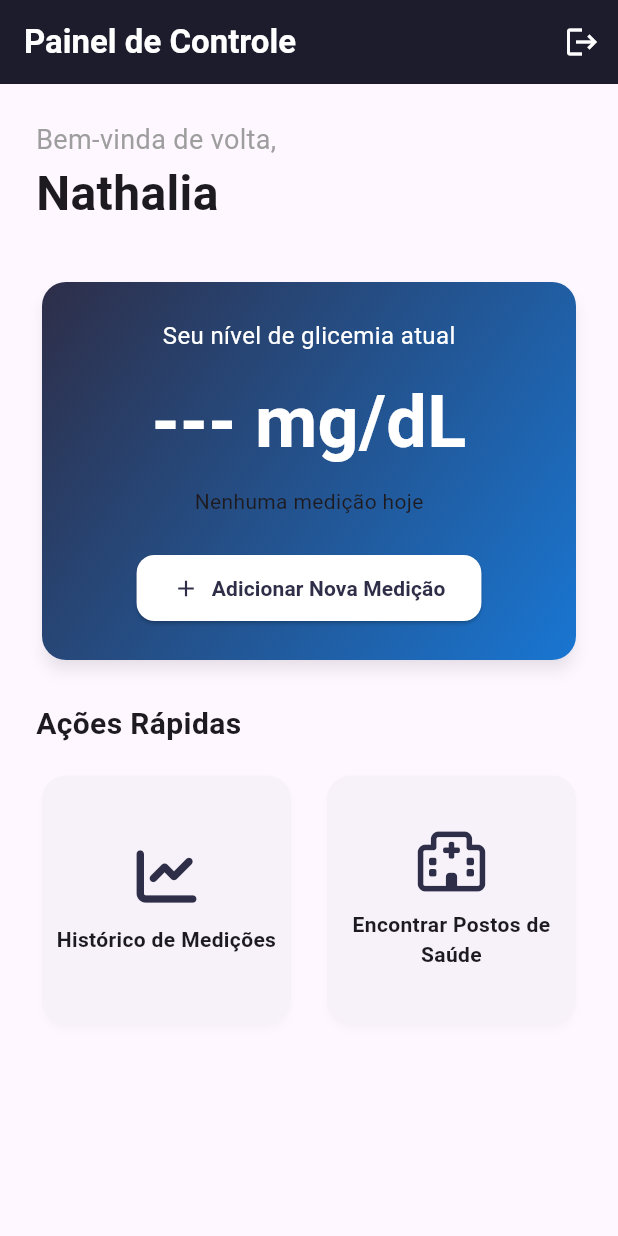
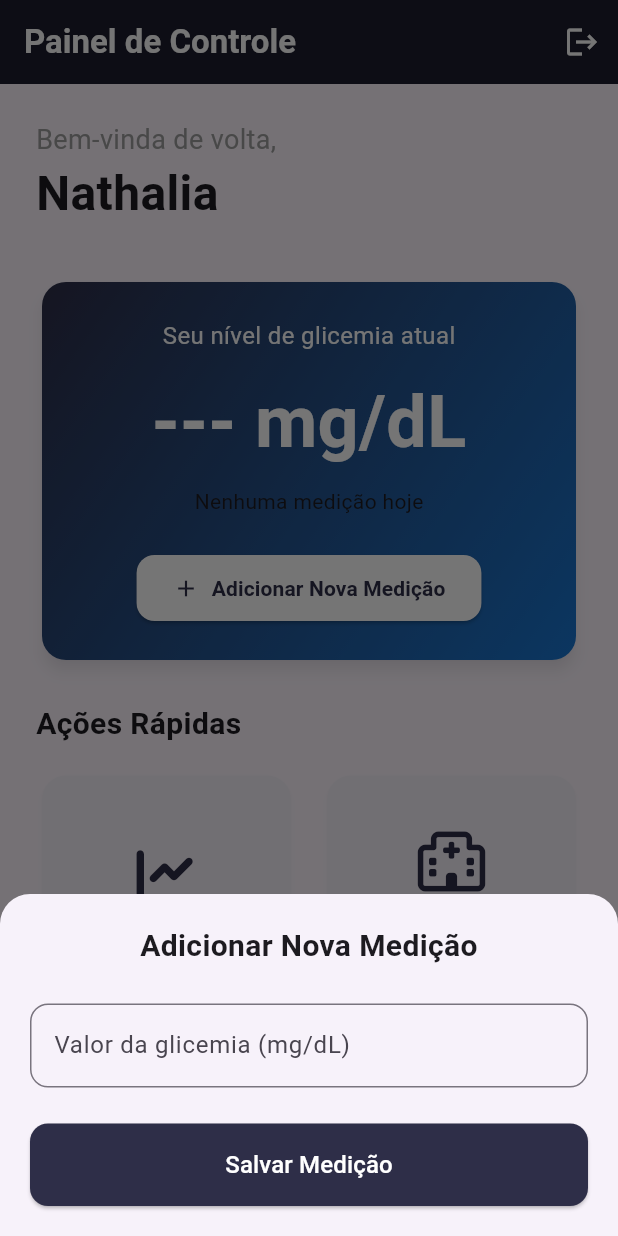
Before and after one commit to TRKL444/CardioRoad, a Flutter app: the HomeScreen screen opened directly, after a tap on "Adicionar Nova Medição", on a phone screen of 412 x 824 dp. Run offline on Flutter 3.47's test engine with Material 3 defaults, Android fonts, the phone set to English and light mode, and no system bars; our stand-ins replace font_awesome_flutter, google_maps_flutter, mask_text_input_formatter; missing offline and left inert: cpf_cnpj_validator; Roboto replaces fonts that are missing (Poppins).

Commit message:
Feat: Add das novas telas DE NOVO e add do mapa para buscar os postos de saude

```diff
--- a/lib/page/pageLogin.dart
+++ b/lib/page/pageLogin.dart
@@ -48,9 +48,9 @@ class _LoginScreenState extends State<LoginScreen> {
   }
 
   void _navigateToSignUp() {
-    Navigator.of(
-      context,
-    ).push(MaterialPageRoute(builder: (context) => const SignUpScreen()));
+    Navigator.of(context).push(
+      MaterialPageRoute(builder: (context) => const SignUpScreen()),
+    );
   }
 
   @override
--- a/lib/page/telaPrincipal.dart
+++ b/lib/page/telaPrincipal.dart
@@ -1,6 +1,12 @@
 import 'package:flutter/material.dart';
 import 'package:cardioroad/shared/themes/app_colors.dart';
 import 'package:cardioroad/page/pageLogin.dart';
+
+// CORREÇÃO: Ajustado o nome do arquivo para corresponder ao padrão.
+import 'package:cardioroad/page/historio_medicoes.dart';
+import 'package:cardioroad/page/signup_screen.dart';
+import 'package:cardioroad/page/map_screen.dart';
+
 import 'package:font_awesome_flutter/font_awesome_flutter.dart';
 
 class HomeScreen extends StatefulWidget {
@@ -11,13 +17,73 @@ class HomeScreen extends StatefulWidget {
 }
 
 class _HomeScreenState extends State<HomeScreen> {
-  // Placeholder para o nome do usuário, que viria do banco de dados no futuro.
+  // Usamos uma variável final para o nome, que no futuro virá do login/banco de dados.
   final String userName = "Nathalia";
+  String _currentGlucoseValue = "---";
+  String _lastMeasurementStatus = "Nenhuma medição hoje";
 
   void _logout() {
-    // Navega de volta para a tela de login, substituindo a tela home.
     Navigator.of(context).pushReplacement(
       MaterialPageRoute(builder: (context) => const LoginScreen()),
+    );
+  }
+
+  // Função para mostrar o modal de adicionar nova medição
+  void _showAddMeasurementSheet() {
+    final controller = TextEditingController();
+    showModalBottomSheet(
+      context: context,
+      isScrollControlled: true,
+      shape: const RoundedRectangleBorder(
+        borderRadius: BorderRadius.vertical(top: Radius.circular(20)),
+      ),
+      builder: (context) {
+        return Padding(
+          padding: EdgeInsets.fromLTRB(20, 20, 20, MediaQuery.of(context).viewInsets.bottom + 20),
+          child: Column(
+            mainAxisSize: MainAxisSize.min,
+            crossAxisAlignment: CrossAxisAlignment.stretch,
+            children: [
+              const Text(
+                'Adicionar Nova Medição',
+                textAlign: TextAlign.center,
+                style: TextStyle(fontSize: 20, fontWeight: FontWeight.bold),
+              ),
+              const SizedBox(height: 24),
+              TextField(
+                controller: controller,
+                keyboardType: TextInputType.number,
+                decoration: InputDecoration(
+                  labelText: 'Valor da glicemia (mg/dL)',
+                  border: OutlineInputBorder(
+                    borderRadius: BorderRadius.circular(12),
+                  ),
+                ),
+              ),
+              const SizedBox(height: 24),
+              ElevatedButton(
+                onPressed: () {
+                  if (controller.text.isNotEmpty) {
+                    setState(() {
+                      _currentGlucoseValue = controller.text;
+                      _lastMeasurementStatus = "Última medição: Agora";
+                    });
+                    Navigator.of(context).pop(); // Fecha o modal
+                  }
+                },
+                style: ElevatedButton.styleFrom(
+                  backgroundColor: AppColors.primary,
+                  padding: const EdgeInsets.symmetric(vertical: 16),
+                  shape: RoundedRectangleBorder(
+                    borderRadius: BorderRadius.circular(12),
+                  ),
+                ),
+                child: const Text('Salvar Medição', style: TextStyle(color: Colors.white, fontSize: 16)),
+              )
+            ],
+          ),
+        );
+      },
     );
   }
 
@@ -70,8 +136,7 @@ class _HomeScreenState extends State<HomeScreen> {
           style: TextStyle(color: AppColors.greyText, fontSize: 18),
         ),
         Text(
-          userName,
-          // REMOVIDO 'const' DAQUI
+          userName, // Usando a variável de estado
           style: TextStyle(
             color: AppColors.darkText,
             fontSize: 32,
@@ -104,25 +169,22 @@ class _HomeScreenState extends State<HomeScreen> {
               style: TextStyle(color: AppColors.white, fontSize: 16),
             ),
             const SizedBox(height: 12),
-            const Text(
-              '--- mg/dL',
-              style: TextStyle(
+            Text(
+              '$_currentGlucoseValue mg/dL',
+              style: const TextStyle(
                 color: AppColors.white,
                 fontSize: 48,
                 fontWeight: FontWeight.bold,
               ),
             ),
             const SizedBox(height: 8),
-            // REMOVIDO 'const' DO WIDGET TEXT
             Text(
-              'Nenhuma medição hoje',
+              _lastMeasurementStatus,
               style: TextStyle(color: AppColors.lightGreyBackground),
             ),
             const SizedBox(height: 24),
             ElevatedButton.icon(
-              onPressed: () {
-                // TODO: Implementar lógica para adicionar nova medição.
-              },
+              onPressed: _showAddMeasurementSheet, // Lógica para adicionar medição
               icon: const Icon(Icons.add, color: AppColors.primary),
               label: const Text(
                 'Adicionar Nova Medição',
@@ -149,7 +211,6 @@ class _HomeScreenState extends State<HomeScreen> {
   }
 
   Widget _buildQuickActionsTitle() {
-    // REMOVIDO 'const' DAQUI
     return Text(
       'Ações Rápidas',
       style: TextStyle(
@@ -172,14 +233,20 @@ class _HomeScreenState extends State<HomeScreen> {
           icon: FontAwesomeIcons.chartLine,
           label: 'Histórico de Medições',
           onTap: () {
-            // TODO: Navegar para a tela de histórico.
+            // REDIRECIONAMENTO PARA A TELA DE HISTÓRICO
+            Navigator.of(context).push(
+              MaterialPageRoute(builder: (context) => HistoryScreen()),
+            );
           },
         ),
         _buildActionButton(
           icon: FontAwesomeIcons.hospital,
           label: 'Encontrar Postos de Saúde',
           onTap: () {
-            // TODO: Navegar para a tela do mapa.
+            // REDIRECIONAMENTO PARA A TELA DO MAPA
+            Navigator.of(context).push(
+              MaterialPageRoute(builder: (context) => const MapScreen()),
+            );
           },
         ),
       ],
@@ -206,7 +273,6 @@ class _HomeScreenState extends State<HomeScreen> {
             Text(
               label,
               textAlign: TextAlign.center,
-              // REMOVIDO 'const' DAQUI
               style: TextStyle(
                 color: AppColors.darkText,
                 fontWeight: FontWeight.w600,
--- a/pubspec.yaml
+++ b/pubspec.yaml
@@ -37,6 +37,8 @@ dependencies:
   cpf_cnpj_validator: ^2.0.0
   mask_text_input_formatter: ^2.9.0
   font_awesome_flutter: ^10.7.0
+  google_maps_flutter: ^2.13.1
+  url_launcher: ^6.3.2
 
 
 dev_dependencies:
```
Also changed, not shown: lib/page/historio_medicoes.dart (added, +74 -0 lines), lib/page/map_screen.dart (added, +106 -0 lines), lib/page/signup_screen.dart (+6 -13 lines), pubspec.lock, 1 other file.
